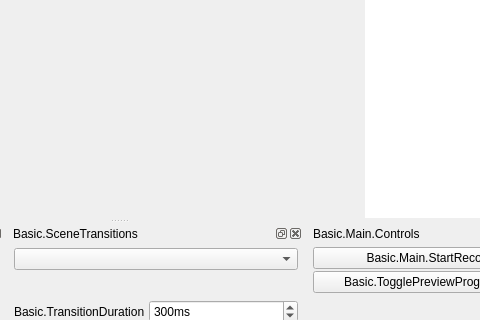
Old version of the form UI/forms/OBSBasic.ui in the repository gechangli/obs-studio; both pictures show x 573 to 1053 and y 218 to 538 of the 1384 by 692 pixel window.
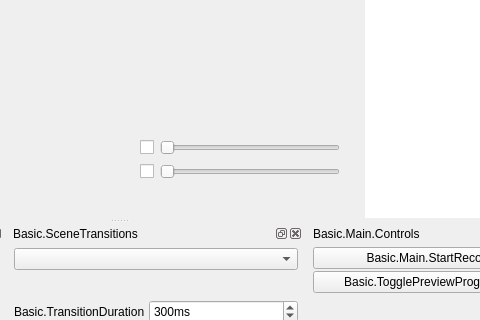
New version of the form. Icons and pictures are not drawn. Custom widgets are drawn as their Qt base class.

Commit message: slider stylesheet cut handle, why? update loading png

```diff
--- a/UI/forms/OBSBasic.ui
+++ b/UI/forms/OBSBasic.ui
@@ -684,7 +684,7 @@
               <item>
                <widget class="QWidget" name="volumnPanel" native="true">
                 <property name="sizePolicy">
-                 <sizepolicy hsizetype="Fixed" vsizetype="Preferred">
+                 <sizepolicy hsizetype="Fixed" vsizetype="Fixed">
                   <horstretch>0</horstretch>
                   <verstretch>0</verstretch>
                  </sizepolicy>
@@ -692,15 +692,171 @@
                 <property name="minimumSize">
                  <size>
                   <width>200</width>
-                  <height>0</height>
+                  <height>47</height>
                  </size>
                 </property>
                 <property name="maximumSize">
                  <size>
                   <width>200</width>
-                  <height>16777215</height>
+                  <height>47</height>
                  </size>
                 </property>
+                <layout class="QVBoxLayout" name="verticalLayout_11">
+                 <property name="spacing">
+                  <number>1</number>
+                 </property>
+                 <property name="leftMargin">
+                  <number>0</number>
+                 </property>
+                 <property name="topMargin">
+                  <number>0</number>
+                 </property>
+                 <property name="rightMargin">
+                  <number>0</number>
+                 </property>
+                 <property name="bottomMargin">
+                  <number>0</number>
+                 </property>
+                 <item alignment="Qt::AlignBottom">
+                  <widget class="QWidget" name="speakerPanel" native="true">
+                   <property name="sizePolicy">
+                    <sizepolicy hsizetype="Preferred" vsizetype="Fixed">
+                     <horstretch>0</horstretch>
+                     <verstretch>0</verstretch>
+                    </sizepolicy>
+                   </property>
+                   <property name="minimumSize">
+                    <size>
+                     <width>0</width>
+                     <height>23</height>
+                    </size>
+                   </property>
+                   <property name="maximumSize">
+                    <size>
+                     <width>16777215</width>
+                     <height>23</height>
+                    </size>
+                   </property>
+                   <layout class="QHBoxLayout" name="horizontalLayout_11">
+                    <property name="spacing">
+                     <number>-1</number>
+                    </property>
+                    <property name="leftMargin">
+                     <number>0</number>
+                    </property>
+                    <property name="topMargin">
+                     <number>0</number>
+                    </property>
+                    <property name="rightMargin">
+                     <number>0</number>
+                    </property>
+                    <property name="bottomMargin">
+                     <number>0</number>
+                    </property>
+                    <item alignment="Qt::AlignVCenter">
+                     <widget class="QCheckBox" name="speakerCheckBox">
+                      <property name="text">
+                       <string/>
+                      </property>
+                     </widget>
+                    </item>
+                    <item alignment="Qt::AlignVCenter">
+                     <widget class="QSlider" name="speakerVolumeSlider">
+                      <property name="sizePolicy">
+                       <sizepolicy hsizetype="Expanding" vsizetype="Preferred">
+                        <horstretch>0</horstretch>
+                        <verstretch>0</verstretch>
+                       </sizepolicy>
+                      </property>
+                      <property name="minimumSize">
+                       <size>
+                        <width>0</width>
+                        <height>0</height>
+                       </size>
+                      </property>
+                      <property name="maximumSize">
+                       <size>
+                        <width>16777215</width>
+                        <height>16777215</height>
+                       </size>
+                      </property>
+                      <property name="orientation">
+                       <enum>Qt::Horizontal</enum>
+                      </property>
+                     </widget>
+                    </item>
+                   </layout>
+                  </widget>
+                 </item>
+                 <item alignment="Qt::AlignTop">
+                  <widget class="QWidget" name="microphonePanel" native="true">
+                   <property name="sizePolicy">
+                    <sizepolicy hsizetype="Preferred" vsizetype="Minimum">
+                     <horstretch>0</horstretch>
+                     <verstretch>0</verstretch>
+                    </sizepolicy>
+                   </property>
+                   <property name="minimumSize">
+                    <size>
+                     <width>0</width>
+                     <height>23</height>
+                    </size>
+                   </property>
+                   <property name="maximumSize">
+                    <size>
+                     <width>16777215</width>
+                     <height>23</height>
+                    </size>
+                   </property>
+                   <layout class="QHBoxLayout" name="horizontalLayout_12">
+                    <property name="leftMargin">
+                     <number>0</number>
+                    </property>
+                    <property name="topMargin">
+                     <number>0</number>
+                    </property>
+                    <property name="rightMargin">
+                     <number>0</number>
+                    </property>
+                    <property name="bottomMargin">
+                     <number>0</number>
+                    </property>
+                    <item>
+                     <widget class="QCheckBox" name="microphoneCheckBox">
+                      <property name="text">
+                       <string/>
+                      </property>
+                     </widget>
+                    </item>
+                    <item>
+                     <widget class="QSlider" name="microphoneVolumeSlider">
+                      <property name="sizePolicy">
+                       <sizepolicy hsizetype="Expanding" vsizetype="Preferred">
+                        <horstretch>0</horstretch>
+                        <verstretch>0</verstretch>
+                       </sizepolicy>
+                      </property>
+                      <property name="minimumSize">
+                       <size>
+                        <width>0</width>
+                        <height>0</height>
+                       </size>
+                      </property>
+                      <property name="maximumSize">
+                       <size>
+                        <width>16777215</width>
+                        <height>16777215</height>
+                       </size>
+                      </property>
+                      <property name="orientation">
+                       <enum>Qt::Horizontal</enum>
+                      </property>
+                     </widget>
+                    </item>
+                   </layout>
+                  </widget>
+                 </item>
+                </layout>
                </widget>
               </item>
              </layout>
```
The commit also changes 18 other files.
